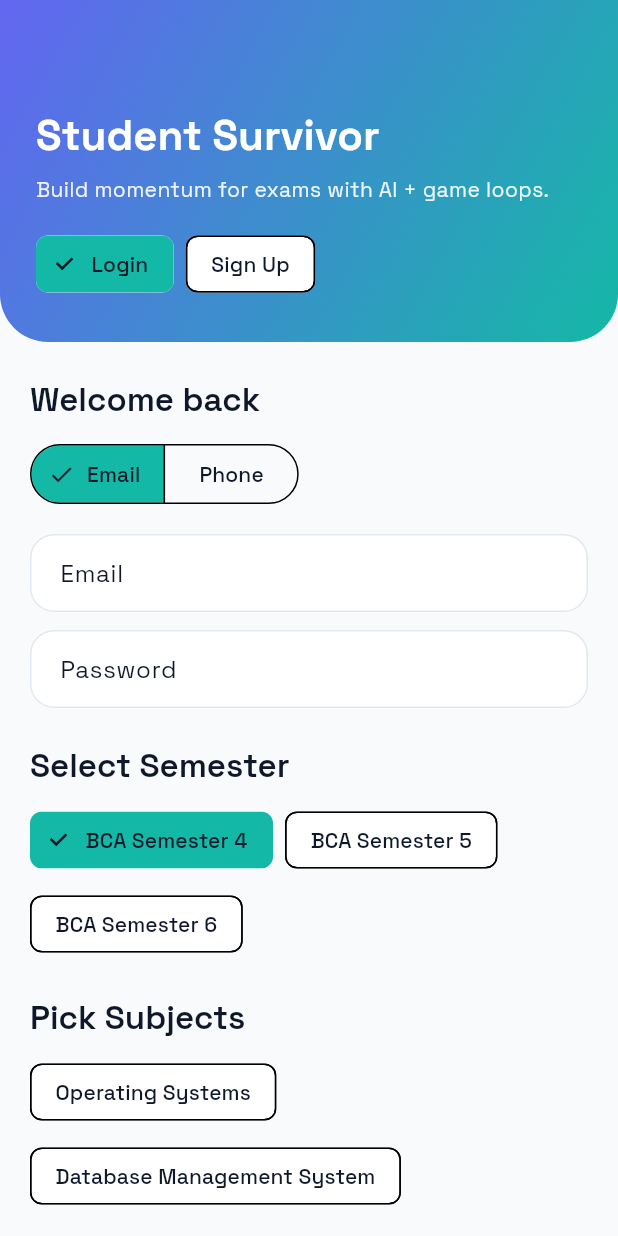
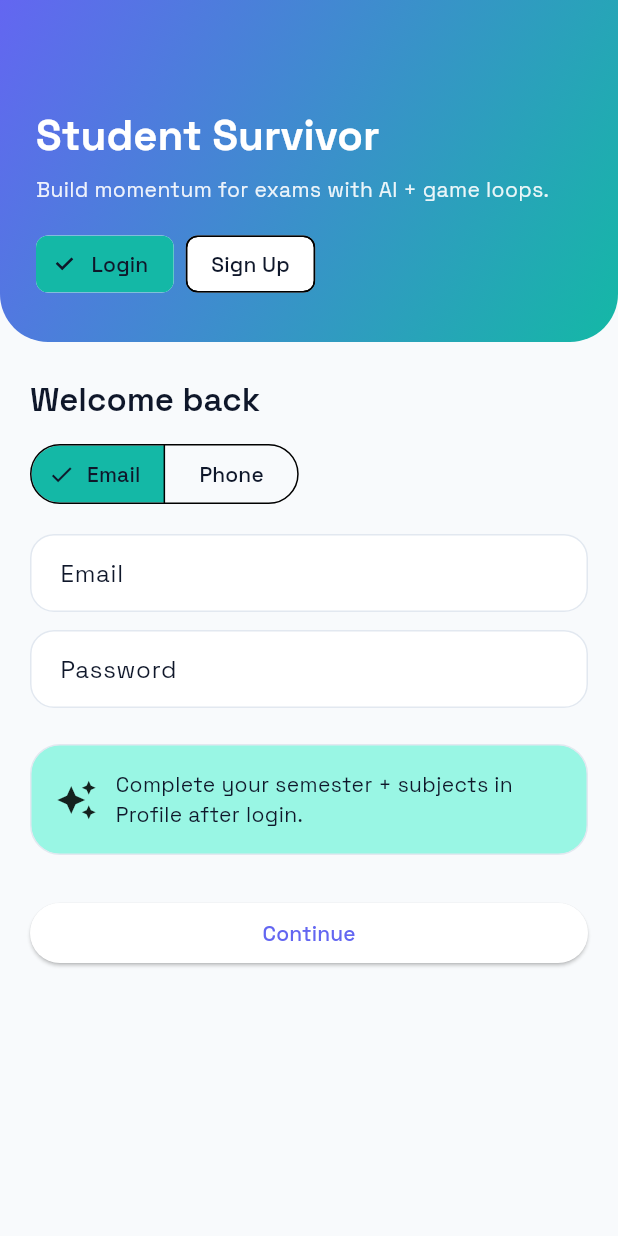
Before and after one commit to lamic5662/Student_Survivor, a Flutter app: the screen it shows after launch, on a phone screen of 412 x 824 dp. Run offline on Flutter 3.47's test engine with Material 3 defaults, Android fonts, the phone set to English and light mode, and no system bars; our stand-ins replace google_fonts.

Commit message:
Move semester selection to profile edit

```diff
--- /dev/null
+++ b/lib/data/app_state.dart
@@ -0,0 +1,12 @@
+import 'package:flutter/material.dart';
+import 'package:student_survivor/data/mock_data.dart';
+import 'package:student_survivor/models/app_models.dart';
+
+class AppState {
+  static final ValueNotifier<UserProfile> profile =
+      ValueNotifier<UserProfile>(MockData.profile);
+
+  static void updateProfile(UserProfile updated) {
+    profile.value = updated;
+  }
+}
--- a/lib/features/auth/auth_presenter.dart
+++ b/lib/features/auth/auth_presenter.dart
@@ -1,7 +1,6 @@
 import 'package:flutter/material.dart';
 import 'package:student_survivor/core/mvp/base_view.dart';
 import 'package:student_survivor/core/mvp/presenter.dart';
-import 'package:student_survivor/data/mock_data.dart';
 import 'package:student_survivor/features/auth/auth_view_model.dart';
 import 'package:student_survivor/models/app_models.dart';
 
@@ -11,7 +10,7 @@ abstract class AuthView extends BaseView {
 
 class AuthPresenter extends Presenter<AuthView> {
   AuthPresenter() {
-    state = ValueNotifier(AuthViewModel.initial(MockData.semesters));
+    state = ValueNotifier(AuthViewModel.initial());
   }
 
   late final ValueNotifier<AuthViewModel> state;
@@ -24,28 +23,7 @@ class AuthPresenter extends Presenter<AuthView> {
     state.value = state.value.copyWith(method: method);
   }
 
-  void selectSemester(Semester semester) {
-    state.value = state.value.copyWith(
-      selectedSemester: semester,
-      selectedSubjectIds: <String>{},
-    );
-  }
-
-  void toggleSubject(String subjectId) {
-    final updated = Set<String>.from(state.value.selectedSubjectIds);
-    if (updated.contains(subjectId)) {
-      updated.remove(subjectId);
-    } else {
-      updated.add(subjectId);
-    }
-    state.value = state.value.copyWith(selectedSubjectIds: updated);
-  }
-
   void submit() {
-    if (!state.value.canContinue) {
-      view?.showMessage('Select a semester and at least one subject.');
-      return;
-    }
     view?.goToHome();
   }
 
--- a/lib/features/auth/auth_screen.dart
+++ b/lib/features/auth/auth_screen.dart
@@ -66,42 +66,6 @@ class _AuthScreenState
                         decoration: InputDecoration(labelText: 'Password'),
                       ),
                       const SizedBox(height: 24),
-                      const SectionHeader(title: 'Select Semester'),
-                      const SizedBox(height: 12),
-                      Wrap(
-                        spacing: 8,
-                        runSpacing: 8,
-                        children: model.semesters
-                            .map(
-                              (semester) => ChoiceChip(
-                                label: Text(semester.name),
-                                selected:
-                                    model.selectedSemester?.id == semester.id,
-                                onSelected: (_) =>
-                                    presenter.selectSemester(semester),
-                              ),
-                            )
-                            .toList(),
-                      ),
-                      const SizedBox(height: 24),
-                      const SectionHeader(title: 'Pick Subjects'),
-                      const SizedBox(height: 12),
-                      Wrap(
-                        spacing: 8,
-                        runSpacing: 8,
-                        children: model.availableSubjects
-                            .map(
-                              (subject) => FilterChip(
-                                label: Text(subject.name),
-                                selected: model.selectedSubjectIds
-                                    .contains(subject.id),
-                                onSelected: (_) =>
-                                    presenter.toggleSubject(subject.id),
-                              ),
-                            )
-                            .toList(),
-                      ),
-                      const SizedBox(height: 24),
                       AppCard(
                         color: AppColors.accentSoft,
                         child: Row(
@@ -110,7 +74,7 @@ class _AuthScreenState
                             const SizedBox(width: 12),
                             Expanded(
                               child: Text(
-                                'AI adaptive learning kicks in when you miss a quiz.',
+                                'Complete your semester + subjects in Profile after login.',
                                 style: Theme.of(context).textTheme.bodyMedium,
                               ),
                             ),
--- a/lib/features/auth/auth_view_model.dart
+++ b/lib/features/auth/auth_view_model.dart
@@ -3,46 +3,26 @@ import 'package:student_survivor/models/app_models.dart';
 class AuthViewModel {
   final bool isLogin;
   final AuthMethod method;
-  final List<Semester> semesters;
-  final Semester? selectedSemester;
-  final Set<String> selectedSubjectIds;
 
   const AuthViewModel({
     required this.isLogin,
     required this.method,
-    required this.semesters,
-    required this.selectedSemester,
-    required this.selectedSubjectIds,
   });
-
-  List<Subject> get availableSubjects => selectedSemester?.subjects ?? [];
-
-  bool get canContinue =>
-      selectedSemester != null && selectedSubjectIds.isNotEmpty;
 
   AuthViewModel copyWith({
     bool? isLogin,
     AuthMethod? method,
-    List<Semester>? semesters,
-    Semester? selectedSemester,
-    Set<String>? selectedSubjectIds,
   }) {
     return AuthViewModel(
       isLogin: isLogin ?? this.isLogin,
       method: method ?? this.method,
-      semesters: semesters ?? this.semesters,
-      selectedSemester: selectedSemester ?? this.selectedSemester,
-      selectedSubjectIds: selectedSubjectIds ?? this.selectedSubjectIds,
     );
   }
 
-  factory AuthViewModel.initial(List<Semester> semesters) {
-    return AuthViewModel(
+  factory AuthViewModel.initial() {
+    return const AuthViewModel(
       isLogin: true,
       method: AuthMethod.email,
-      semesters: semesters,
-      selectedSemester: semesters.isNotEmpty ? semesters[0] : null,
-      selectedSubjectIds: <String>{},
     );
   }
 }
--- a/lib/features/dashboard/dashboard_presenter.dart
+++ b/lib/features/dashboard/dashboard_presenter.dart
@@ -1,6 +1,7 @@
 import 'package:flutter/material.dart';
 import 'package:student_survivor/core/mvp/base_view.dart';
 import 'package:student_survivor/core/mvp/presenter.dart';
+import 'package:student_survivor/data/app_state.dart';
 import 'package:student_survivor/data/mock_data.dart';
 import 'package:student_survivor/features/dashboard/dashboard_view_model.dart';
 
@@ -13,9 +14,18 @@ abstract class DashboardView extends BaseView {
 
 class DashboardPresenter extends Presenter<DashboardView> {
   DashboardPresenter() {
-    state = ValueNotifier(
-      DashboardViewModel(
-        profile: MockData.profile,
+    state = ValueNotifier(_fromProfile());
+    _listener = () => state.value = _fromProfile();
+    AppState.profile.addListener(_listener);
+  }
+
+  late final ValueNotifier<DashboardViewModel> state;
+  late final VoidCallback _listener;
+
+  DashboardViewModel _fromProfile() {
+    final profile = AppState.profile.value;
+    return DashboardViewModel(
+      profile: profile,
       progress: 0.62,
       xp: 1240,
       gamesPlayed: 18,
@@ -23,11 +33,8 @@ class DashboardPresenter extends Presenter<DashboardView> {
       recommendedNotes: MockData.networkingChapters.first.notes,
       planner: MockData.planner,
       latestAttempt: MockData.sampleAttempt,
-      ),
     );
   }
-
-  late final ValueNotifier<DashboardViewModel> state;
 
   void onSearch() => view?.openSearch();
 
@@ -39,6 +46,7 @@ class DashboardPresenter extends Presenter<DashboardView> {
 
   @override
   void onViewDetached() {
+    AppState.profile.removeListener(_listener);
     state.dispose();
     super.onViewDetached();
   }
--- a/lib/features/profile/profile_presenter.dart
+++ b/lib/features/profile/profile_presenter.dart
@@ -1,21 +1,20 @@
 import 'package:flutter/material.dart';
 import 'package:student_survivor/core/mvp/base_view.dart';
 import 'package:student_survivor/core/mvp/presenter.dart';
-import 'package:student_survivor/data/mock_data.dart';
+import 'package:student_survivor/data/app_state.dart';
 import 'package:student_survivor/models/app_models.dart';
 
 abstract class ProfileView extends BaseView {}
 
 class ProfilePresenter extends Presenter<ProfileView> {
   ProfilePresenter() {
-    state = ValueNotifier(MockData.profile);
+    state = AppState.profile;
   }
 
   late final ValueNotifier<UserProfile> state;
 
   @override
   void onViewDetached() {
-    state.dispose();
-    super.onViewDetached();
+    // AppState.profile is global; do not dispose it here.
   }
 }
--- a/lib/features/progress/progress_screen.dart
+++ b/lib/features/progress/progress_screen.dart
@@ -1,13 +1,16 @@
 import 'package:flutter/material.dart';
 import 'package:student_survivor/core/theme/app_theme.dart';
 import 'package:student_survivor/core/widgets/app_card.dart';
-import 'package:student_survivor/data/mock_data.dart';
+import 'package:student_survivor/data/app_state.dart';
 
 class ProgressScreen extends StatelessWidget {
   const ProgressScreen({super.key});
 
   @override
   Widget build(BuildContext context) {
+    return ValueListenableBuilder(
+      valueListenable: AppState.profile,
+      builder: (context, profile, _) {
         return Scaffold(
           appBar: AppBar(
             title: const Text('Progress Tracking'),
@@ -47,7 +50,7 @@ class ProgressScreen extends StatelessWidget {
                 style: Theme.of(context).textTheme.titleLarge,
               ),
               const SizedBox(height: 12),
-          ...MockData.profile.subjects.map(
+              ...profile.subjects.map(
                 (subject) => Padding(
                   padding: const EdgeInsets.only(bottom: 12),
                   child: AppCard(
@@ -73,5 +76,7 @@ class ProgressScreen extends StatelessWidget {
             ],
           ),
         );
+      },
+    );
   }
 }
--- a/lib/features/quiz/quiz_hub_presenter.dart
+++ b/lib/features/quiz/quiz_hub_presenter.dart
@@ -1,15 +1,25 @@
 import 'package:flutter/material.dart';
 import 'package:student_survivor/core/mvp/base_view.dart';
 import 'package:student_survivor/core/mvp/presenter.dart';
-import 'package:student_survivor/data/mock_data.dart';
+import 'package:student_survivor/data/app_state.dart';
 import 'package:student_survivor/features/quiz/quiz_hub_view_model.dart';
 
 abstract class QuizHubView extends BaseView {}
 
 class QuizHubPresenter extends Presenter<QuizHubView> {
   QuizHubPresenter() {
+    state = ValueNotifier(_fromProfile());
+    _listener = () => state.value = _fromProfile();
+    AppState.profile.addListener(_listener);
+  }
+
+  late final ValueNotifier<QuizHubViewModel> state;
+  late final VoidCallback _listener;
+
+  QuizHubViewModel _fromProfile() {
     final items = <QuizCardItem>[];
-    for (final subject in MockData.profile.subjects) {
+    final profile = AppState.profile.value;
+    for (final subject in profile.subjects) {
       for (final chapter in subject.chapters) {
         for (final quiz in chapter.quizzes) {
           items.add(QuizCardItem(quiz: quiz, subject: subject));
@@ -17,13 +27,12 @@ class QuizHubPresenter extends Presenter<QuizHubView> {
       }
     }
 
-    state = ValueNotifier(QuizHubViewModel(quizzes: items));
+    return QuizHubViewModel(quizzes: items);
   }
-
-  late final ValueNotifier<QuizHubViewModel> state;
 
   @override
   void onViewDetached() {
+    AppState.profile.removeListener(_listener);
     state.dispose();
     super.onViewDetached();
   }
--- a/lib/features/subjects/subjects_presenter.dart
+++ b/lib/features/subjects/subjects_presenter.dart
@@ -1,22 +1,32 @@
 import 'package:flutter/material.dart';
 import 'package:student_survivor/core/mvp/base_view.dart';
 import 'package:student_survivor/core/mvp/presenter.dart';
-import 'package:student_survivor/data/mock_data.dart';
-import 'package:student_survivor/models/app_models.dart';
+import 'package:student_survivor/data/app_state.dart';
+import 'package:student_survivor/features/subjects/subjects_view_model.dart';
 
 abstract class SubjectsView extends BaseView {}
 
 class SubjectsPresenter extends Presenter<SubjectsView> {
   SubjectsPresenter() {
-    state = ValueNotifier(MockData.profile.subjects);
-    semesterName = MockData.profile.semester.name;
+    state = ValueNotifier(_fromProfile());
+    _listener = () => state.value = _fromProfile();
+    AppState.profile.addListener(_listener);
   }
 
-  late final ValueNotifier<List<Subject>> state;
-  late final String semesterName;
+  late final ValueNotifier<SubjectsViewModel> state;
+  late final VoidCallback _listener;
+
+  SubjectsViewModel _fromProfile() {
+    final profile = AppState.profile.value;
+    return SubjectsViewModel(
+      semesterName: profile.semester.name,
+      subjects: profile.subjects,
+    );
+  }
 
   @override
   void onViewDetached() {
+    AppState.profile.removeListener(_listener);
     state.dispose();
     super.onViewDetached();
   }
```
Also changed, not shown: lib/features/profile/profile_edit_presenter.dart (added, +74 -0 lines), lib/features/profile/profile_edit_screen.dart (added, +147 -0 lines), lib/features/profile/profile_edit_view_model.dart (added, +50 -0 lines), lib/features/profile/profile_screen.dart (+24 -2 lines), lib/features/subjects/subjects_screen.dart (+10 -8 lines), lib/features/subjects/subjects_view_model.dart (added, +11 -0 lines). Lines whose indentation alone changed are shown as unchanged.
